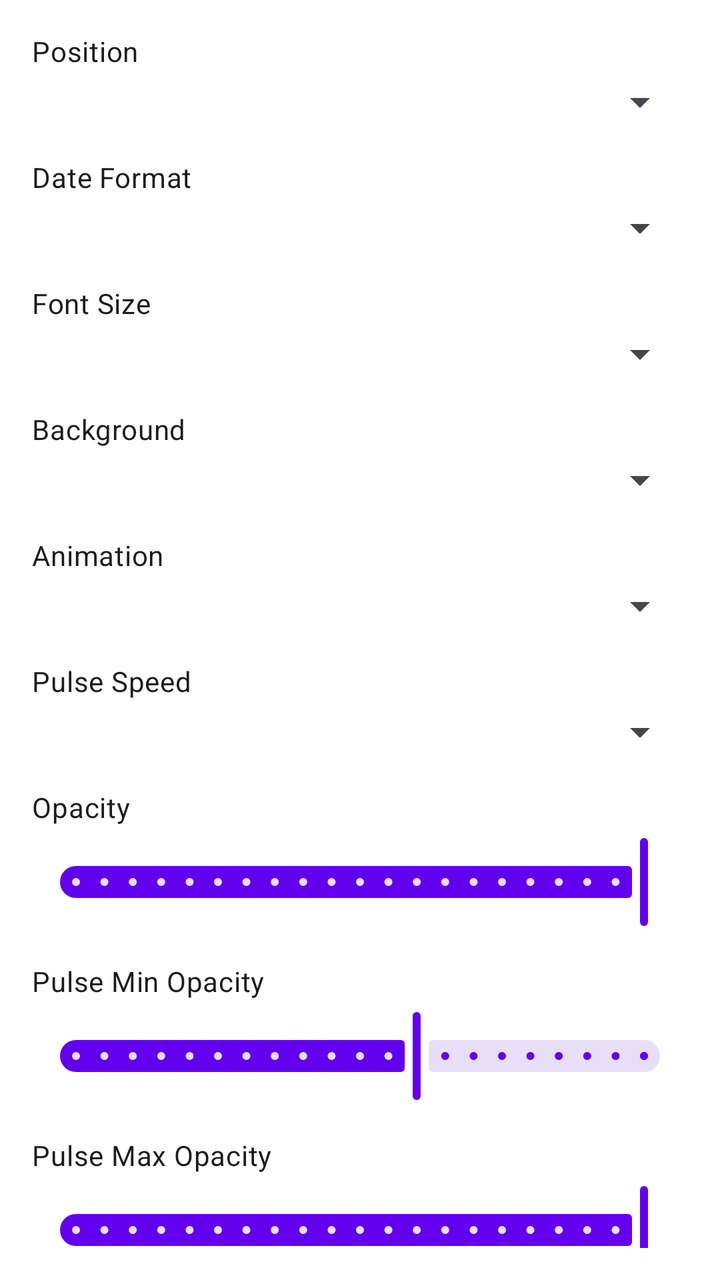
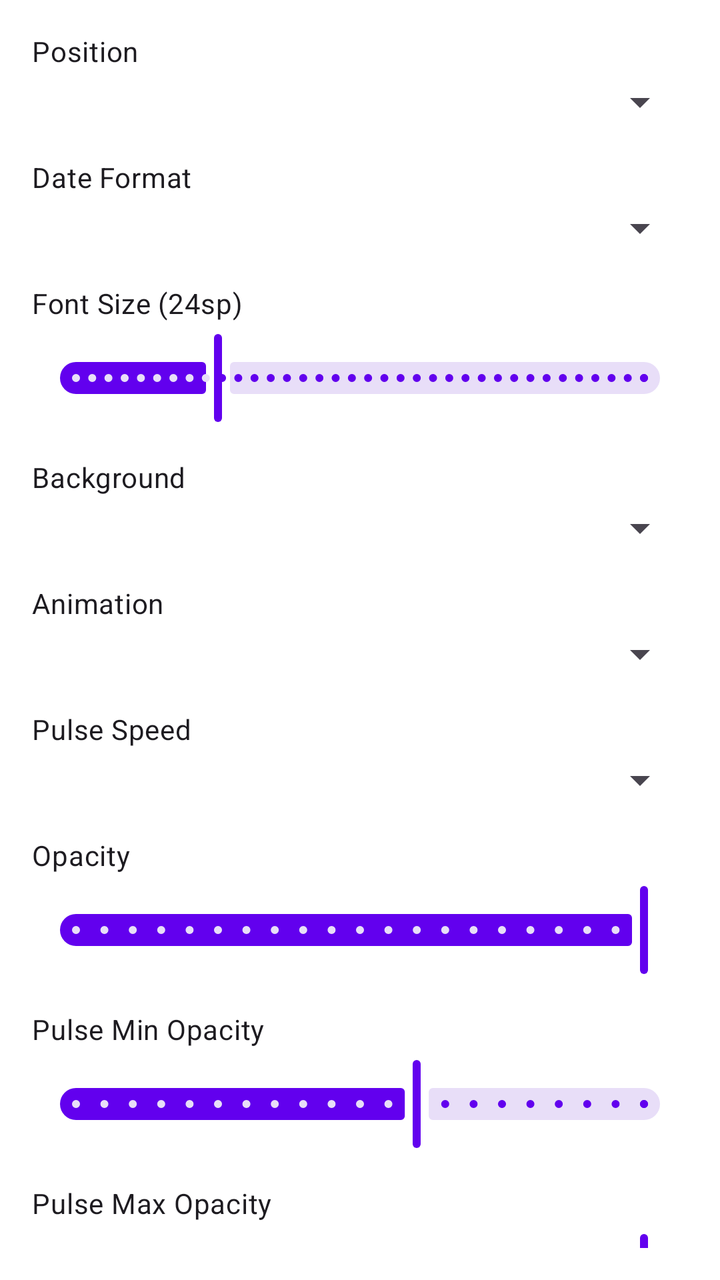

Compare the two renders of this Android layout. The source of the first and the diff that turns it into the second are given below.
<!-- AndroidManifest.xml: application theme Theme.AndroidScreensaver -->
<!-- res/layout/include_decoration_date_settings.xml -->
<?xml version="1.0" encoding="utf-8"?>
<LinearLayout xmlns:android="http://schemas.android.com/apk/res/android"
    android:layout_width="match_parent"
    android:layout_height="wrap_content"
    android:orientation="vertical"
    android:padding="16dp">

    
    <TextView
        android:layout_width="wrap_content"
        android:layout_height="wrap_content"
        android:text="Position"
        android:textAppearance="?attr/textAppearanceBodyMedium"
        android:layout_marginBottom="4dp" />

    <Spinner
        android:id="@+id/spinner_position"
        android:layout_width="match_parent"
        android:layout_height="wrap_content"
        android:layout_marginBottom="16dp" />

    
    <TextView
        android:layout_width="wrap_content"
        android:layout_height="wrap_content"
        android:text="Date Format"
        android:textAppearance="?attr/textAppearanceBodyMedium"
        android:layout_marginBottom="4dp" />

    <Spinner
        android:id="@+id/spinner_date_format"
        android:layout_width="match_parent"
        android:layout_height="wrap_content"
        android:layout_marginBottom="16dp" />

    
    <TextView
        android:layout_width="wrap_content"
        android:layout_height="wrap_content"
        android:text="Font Size"
        android:textAppearance="?attr/textAppearanceBodyMedium"
        android:layout_marginBottom="4dp" />

    <Spinner
        android:id="@+id/spinner_font_size"
        android:layout_width="match_parent"
        android:layout_height="wrap_content"
        android:layout_marginBottom="16dp" />

    
    <TextView
        android:layout_width="wrap_content"
        android:layout_height="wrap_content"
        android:text="Background"
        android:textAppearance="?attr/textAppearanceBodyMedium"
        android:layout_marginBottom="4dp" />

    <Spinner
        android:id="@+id/spinner_background"
        android:layout_width="match_parent"
        android:layout_height="wrap_content"
        android:layout_marginBottom="16dp" />

    
    <TextView
        android:layout_width="wrap_content"
        android:layout_height="wrap_content"
        android:text="Animation"
        android:textAppearance="?attr/textAppearanceBodyMedium"
        android:layout_marginBottom="4dp" />

    <Spinner
        android:id="@+id/spinner_animation"
        android:layout_width="match_parent"
        android:layout_height="wrap_content"
        android:layout_marginBottom="16dp" />

    
    <LinearLayout
        android:id="@+id/layout_pulse_speed"
        android:layout_width="match_parent"
        android:layout_height="wrap_content"
        android:orientation="vertical"
        android:layout_marginBottom="16dp">

        <TextView
            android:layout_width="wrap_content"
            android:layout_height="wrap_content"
            android:text="Pulse Speed"
            android:textAppearance="?attr/textAppearanceBodyMedium"
            android:layout_marginBottom="4dp" />

        <Spinner
            android:id="@+id/spinner_pulse_speed"
            android:layout_width="match_parent"
            android:layout_height="wrap_content" />

    </LinearLayout>

    
    <TextView
        android:layout_width="wrap_content"
        android:layout_height="wrap_content"
        android:text="Opacity"
        android:textAppearance="?attr/textAppearanceBodyMedium"
        android:layout_marginBottom="4dp" />

    <com.google.android.material.slider.Slider
        android:id="@+id/slider_opacity"
        android:layout_width="match_parent"
        android:layout_height="wrap_content"
        android:valueFrom="0"
        android:valueTo="100"
        android:value="100"
        android:stepSize="5"
        android:layout_marginBottom="16dp" />

    
    <TextView
        android:layout_width="wrap_content"
        android:layout_height="wrap_content"
        android:text="Pulse Min Opacity"
        android:textAppearance="?attr/textAppearanceBodyMedium"
        android:layout_marginBottom="4dp" />

    <com.google.android.material.slider.Slider
        android:id="@+id/slider_pulse_min_opacity"
        android:layout_width="match_parent"
        android:layout_height="wrap_content"
        android:valueFrom="0"
        android:valueTo="100"
        android:value="60"
        android:stepSize="5"
        android:layout_marginBottom="16dp" />

    
    <TextView
        android:layout_width="wrap_content"
        android:layout_height="wrap_content"
        android:text="Pulse Max Opacity"
        android:textAppearance="?attr/textAppearanceBodyMedium"
        android:layout_marginBottom="4dp" />

    <com.google.android.material.slider.Slider
        android:id="@+id/slider_pulse_max_opacity"
        android:layout_width="match_parent"
        android:layout_height="wrap_content"
        android:valueFrom="0"
        android:valueTo="100"
        android:value="100"
        android:stepSize="5"
        android:layout_marginBottom="16dp" />

</LinearLayout>
<!-- resources referenced by this layout -->
<resources>
  <style name="Theme.AndroidScreensaver" parent="Theme.Material3.Light.NoActionBar">
          
          <item name="colorPrimary">@color/primary</item>
          <item name="colorPrimaryVariant">@color/primary_dark</item>
          <item name="colorOnPrimary">@color/on_primary</item>
          
          <item name="colorSecondary">@color/secondary</item>
          <item name="colorSecondaryVariant">@color/secondary_dark</item>
          <item name="colorOnSecondary">@color/on_secondary</item>
          
          <item name="android:statusBarColor">@color/primary_dark</item>
          
          <item name="android:windowBackground">@color/background</item>
      </style>
  <color name="primary">#6200EE</color>
  <color name="primary_dark">#3700B3</color>
  <color name="on_primary">#FFFFFF</color>
  <color name="secondary">#03DAC6</color>
  <color name="secondary_dark">#018786</color>
  <color name="on_secondary">#000000</color>
  <color name="background">#FFFFFF</color>
</resources>

<!-- the commit's change to res/layout/include_decoration_date_settings.xml (unified diff, before → after) -->
@@ -35,16 +35,21 @@
 
     
     <TextView
+        android:id="@+id/label_font_size"
         android:layout_width="wrap_content"
         android:layout_height="wrap_content"
-        android:text="Font Size"
+        android:text="Font Size (24sp)"
         android:textAppearance="?attr/textAppearanceBodyMedium"
         android:layout_marginBottom="4dp" />
 
-    <Spinner
-        android:id="@+id/spinner_font_size"
+    <com.google.android.material.slider.Slider
+        android:id="@+id/slider_font_size"
         android:layout_width="match_parent"
         android:layout_height="wrap_content"
+        android:valueFrom="8"
+        android:valueTo="72"
+        android:value="24"
+        android:stepSize="1"
         android:layout_marginBottom="16dp" />
 
     
